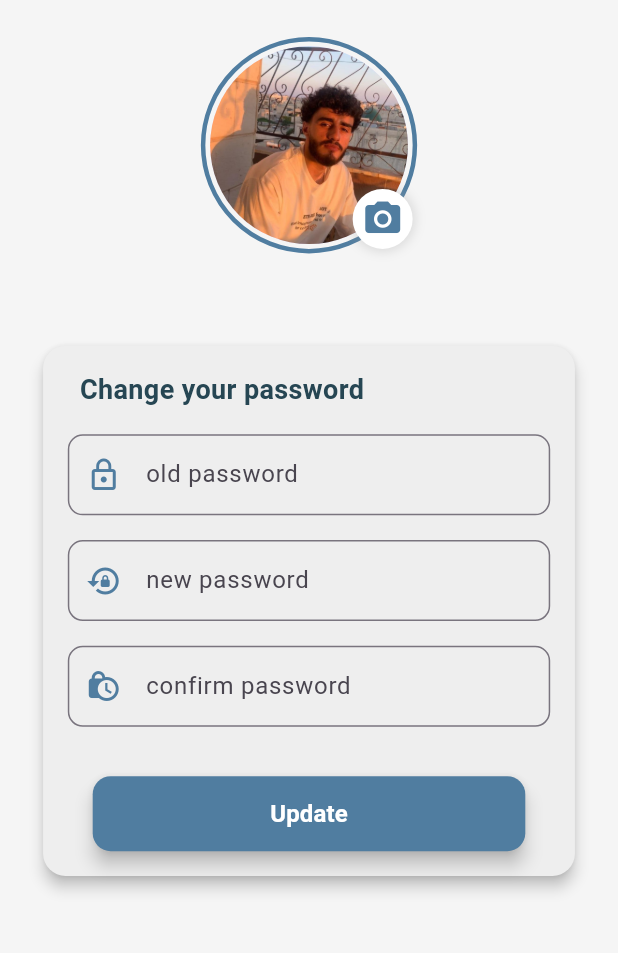
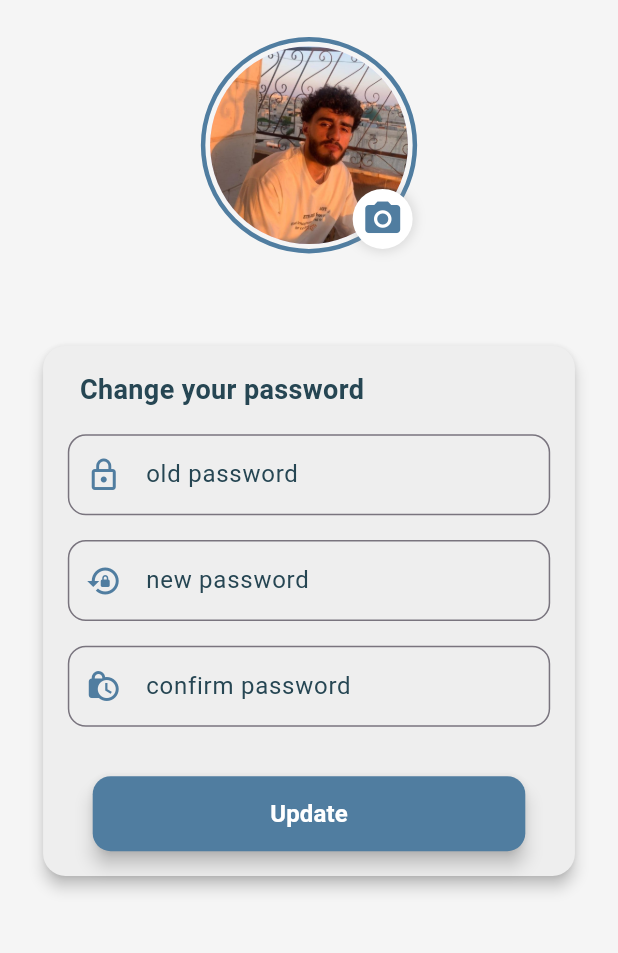
Before and after one commit to Expen-scope/exs-app, a Flutter app: the Setting screen opened by its route, on a phone screen of 412 x 824 dp, the part 90-1043 px from its top. Run offline on Flutter 3.47's test engine with Material 3 defaults, Android fonts, the phone set to English and light mode, and no system bars; our stand-ins replace dio, firebase_auth, fl_chart, flutter_local_notifications, get, image_picker and 1 more; missing offline and left inert: googleapis; accounts and stored records are empty; network calls fail.

Commit message:
fix and finish setting page

```diff
--- a/lib/const/AppBarC.dart
+++ b/lib/const/AppBarC.dart
@@ -27,7 +27,6 @@ class Appbarofpage extends StatelessWidget implements PreferredSizeWidget {
                 },
               ),
             ),
-
             Align(
               alignment: Alignment.center,
               child: Text(
--- a/lib/view/Setting.dart
+++ b/lib/view/Setting.dart
@@ -1,16 +1,24 @@
 import 'package:flutter/material.dart';
 import 'package:get/get.dart';
-import 'package:get/get_core/src/get_main.dart';
 import 'package:image_picker/image_picker.dart';
 import '../const/AppBarC.dart';
 import '../const/Constants.dart';
 import '../const/Drawer.dart';
 import '../controller/user_controller.dart';
 
-class Setting extends StatelessWidget {
+class Setting extends StatefulWidget {
+  const Setting({super.key});
+
+  @override
+  State<Setting> createState() => _SettingState();
+}
+
+class _SettingState extends State<Setting> {
   final UserController controller = Get.put(UserController());
-
-  Setting({super.key});
+  final TextEditingController _oldPasswordController = TextEditingController();
+  final TextEditingController _newPasswordController = TextEditingController();
+  final TextEditingController _confirmPasswordController =
+      TextEditingController();
 
   @override
   Widget build(BuildContext context) {
@@ -134,18 +142,21 @@ class Setting extends StatelessWidget {
                       context,
                       label: 'old password',
                       icon: Icons.lock_outline,
+                      controller: _oldPasswordController,
                     ),
                     SizedBox(height: hight(context) * 0.02),
                     _buildPasswordField(
                       context,
                       label: 'new password',
                       icon: Icons.lock_reset,
+                      controller: _newPasswordController,
                     ),
                     SizedBox(height: hight(context) * 0.02),
                     _buildPasswordField(
                       context,
                       label: 'confirm password',
                       icon: Icons.lock_clock,
+                      controller: _confirmPasswordController,
                     ),
                     SizedBox(height: hight(context) * 0.04),
                     Center(
@@ -158,7 +169,25 @@ class Setting extends StatelessWidget {
                           ),
                           elevation: 5,
                         ),
-                        onPressed: () {},
+                        onPressed: () async {
+                          if (_oldPasswordController.text.isEmpty ||
+                              _newPasswordController.text.isEmpty ||
+                              _confirmPasswordController.text.isEmpty) {
+                            Get.snackbar('Error', 'Please fill all fields',
+                                snackPosition: SnackPosition.BOTTOM);
+                            return;
+                          }
+                          if (_newPasswordController.text !=
+                              _confirmPasswordController.text) {
+                            Get.snackbar('Error', 'Passwords do not match',
+                                snackPosition: SnackPosition.BOTTOM);
+                            return;
+                          }
+                          await controller.changePassword(
+                            currentPassword: _oldPasswordController.text,
+                            newPassword: _newPasswordController.text,
+                          );
+                        },
                         child: Text(
                           'Update',
                           style: TextStyle(
@@ -178,23 +207,29 @@ class Setting extends StatelessWidget {
     );
   }
 
-  Widget _buildPasswordField(BuildContext context,
-      {required String label, required IconData icon}) {
+  Widget _buildPasswordField(
+    BuildContext context, {
+    required String label,
+    required IconData icon,
+    required TextEditingController controller,
+  }) {
     return TextFormField(
+      controller: controller,
       obscureText: true,
       keyboardType: TextInputType.visiblePassword,
       decoration: InputDecoration(
         labelText: label,
-        prefixIcon: Icon(icon, color: Color(0xFF507da0)),
+        prefixIcon: Icon(icon, color: const Color(0xFF507da0)),
+        labelStyle: TextStyle(color: Color(0xFF264653), fontSize: 16),
         border: OutlineInputBorder(
-          borderRadius: BorderRadius.circular(10),
-          borderSide: BorderSide(color: Colors.grey),
+          borderRadius: BorderRadius.circular(12),
         ),
         focusedBorder: OutlineInputBorder(
-          borderRadius: BorderRadius.circular(10),
-          borderSide: BorderSide(color: Color(0xFF507da0), width: 2),
+          borderRadius: BorderRadius.circular(12),
+          borderSide: BorderSide(color: Color(0xFF264653), width: 2),
         ),
-        contentPadding: EdgeInsets.symmetric(vertical: 15, horizontal: 20),
+        contentPadding:
+            const EdgeInsets.symmetric(vertical: 15, horizontal: 20),
       ),
     );
   }
```
Also changed, not shown: lib/controller/user_controller.dart (+86 -0 lines), lib/view/AddGoalScreen.dart (+13 -13 lines), lib/view/AddReminder.dart (+15 -15 lines).
